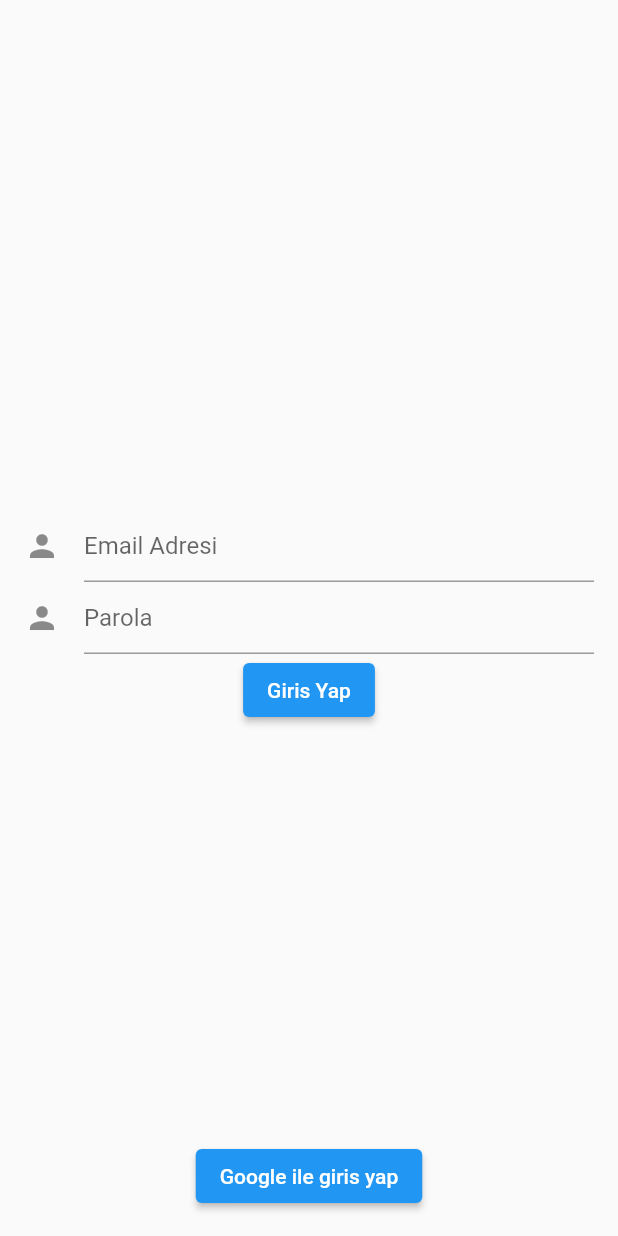
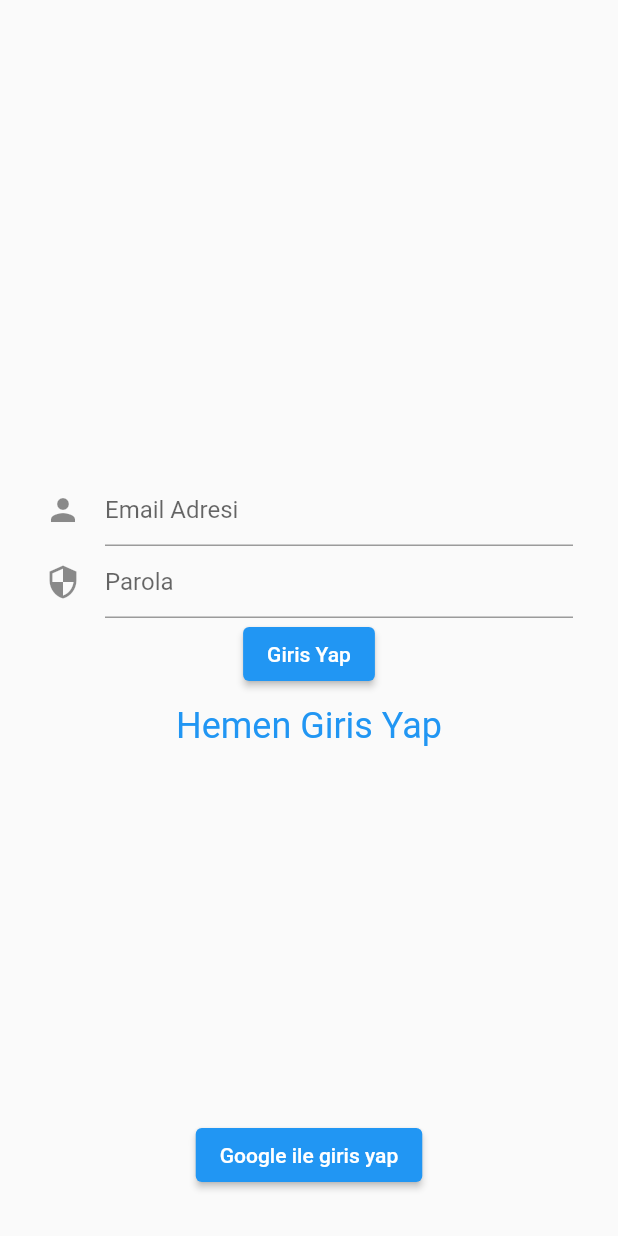
Before and after one commit to Mustafaakilll/news_demo_bloc, a Flutter app: the screen it shows after launch, after a tap on "Giris Yap", on a phone screen of 412 x 824 dp. Run offline on Flutter 3.47's test engine with Material 2 defaults, Android fonts, the phone set to English and light mode, and no system bars; our stand-ins replace bloc, dio, equatable, firebase_auth, firebase_core, flutter_bloc and 3 more; accounts and stored records are empty; network calls fail; project files that could hold a hidden picture were left out.

Commit message:
Sign Up Bloc, view and function added

```diff
--- a/lib/authentication/auth_repository.dart
+++ b/lib/authentication/auth_repository.dart
@@ -22,4 +22,20 @@ class AuthRepository {
       }
     }
   }
+
+  Future<User?> signUp(String email, String password) async {
+    try {
+      final _user = await _auth.createUserWithEmailAndPassword(
+          email: email, password: password);
+      return _user.user;
+    } on FirebaseAuthException catch (e) {
+      if (e.code == 'weak-password') {
+        throw Exception('Zayif Parola');
+      } else if (e.code == 'email-already-in-use') {
+        throw Exception('Eposta Kullanimda');
+      }
+    } catch (err) {
+      throw Exception('Hata $err');
+    }
+  }
 }
--- /dev/null
+++ b/lib/authentication/sign_up_bloc/sign_up_bloc.dart
@@ -0,0 +1,31 @@
+import 'package:flutter_bloc/flutter_bloc.dart';
+
+import '../auth_repository.dart';
+import '../form_submission_state.dart';
+import 'sign_up_event.dart';
+import 'sign_up_state.dart';
+
+class SignUpBloc extends Bloc<SignUpEvent, SignUpState> {
+  SignUpBloc(this.authRepo) : super(SignUpState());
+
+  final AuthRepository authRepo;
+
+  @override
+  Stream<SignUpState> mapEventToState(SignUpEvent event) async* {
+    if (event is SignUpEmailChanged) {
+      yield state.copyWith(email: event.email);
+    } else if (event is SignUpPasswordChanged) {
+      yield state.copyWith(password: event.password);
+    } else if (event is SignUpSubmitted) {
+      yield state.copyWith(formStatus: FormSubmitting());
+      try {
+        final _user = await authRepo.signUp(state.email, state.password);
+        yield state.copyWith(formStatus: SubmissionSuccess(_user));
+      } on Exception catch (e) {
+        yield state.copyWith(formStatus: SubmissionFailure(e));
+      }
+    } else if (event is SignInWithGoogle) {
+      //TODO:GOOGLE ILE GIRIS YAP
+    }
+  }
+}
--- /dev/null
+++ b/lib/authentication/sign_up_bloc/sign_up_event.dart
@@ -0,0 +1,19 @@
+abstract class SignUpEvent {
+  const SignUpEvent();
+}
+
+class SignUpEmailChanged extends SignUpEvent {
+  final String email;
+
+  SignUpEmailChanged(this.email);
+}
+
+class SignUpPasswordChanged extends SignUpEvent {
+  final String password;
+
+  SignUpPasswordChanged(this.password);
+}
+
+class SignInWithGoogle extends SignUpEvent {}
+
+class SignUpSubmitted extends SignUpEvent {}
--- /dev/null
+++ b/lib/authentication/sign_up_bloc/sign_up_state.dart
@@ -0,0 +1,28 @@
+import '../form_submission_state.dart';
+
+class SignUpState {
+  final String email;
+  final String password;
+  final FormSubmissionStatus formStatus;
+
+  bool get isValidEmail => email.contains('@');
+  bool get isValidPassword => password.length > 6;
+
+  SignUpState({
+    this.email = '',
+    this.password = '',
+    this.formStatus = const InitialFormStatus(),
+  });
+
+  SignUpState copyWith({
+    String? email,
+    String? password,
+    FormSubmissionStatus? formStatus,
+  }) {
+    return SignUpState(
+      email: email ?? this.email,
+      password: password ?? this.password,
+      formStatus: formStatus ?? this.formStatus,
+    );
+  }
+}
--- a/lib/authentication/login_bloc/login_view.dart
+++ b/lib/authentication/sign_up_bloc/sign_up_view.dart
@@ -1,26 +1,25 @@
 import 'package:flutter/material.dart';
 import 'package:flutter_bloc/flutter_bloc.dart';
+import 'package:news_demo_bloc/authentication/sign_up_bloc/sign_up_event.dart';
+import 'package:news_demo_bloc/authentication/sign_up_bloc/sign_up_state.dart';
 
 import '../auth_repository.dart';
-import '../form_submission_state.dart';
-import 'login_bloc.dart';
-import 'login_event.dart';
-import 'login_state.dart';
+import 'sign_up_bloc.dart';
 
-class LoginView extends StatelessWidget {
+class SignUpView extends StatelessWidget {
   final _formKey = GlobalKey<FormState>();
 
   @override
   Widget build(BuildContext context) {
     return BlocProvider(
-      create: (context) => LoginBloc(context.read<AuthRepository>()),
+      create: (context) => SignUpBloc(context.read<AuthRepository>()),
       child: Scaffold(
         body: Padding(
-          padding: const EdgeInsets.all(16),
+          padding: const EdgeInsets.all(30),
           child: Stack(
             alignment: Alignment.bottomCenter,
             children: [
-              _loginForm(),
+              _signUpForm(),
               _googleSignIn(),
             ],
           ),
@@ -29,9 +28,7 @@ class LoginView extends StatelessWidget {
     );
   }
 
-  Widget _loginForm() {
-    return BlocConsumer<LoginBloc, LoginState>(
-      builder: (context, state) {
+  Widget _signUpForm() {
     return Form(
       key: _formKey,
       child: Column(
@@ -40,30 +37,21 @@ class LoginView extends StatelessWidget {
           _emailField(),
           _passwordField(),
           _submitButton(),
+          _signInButton(),
         ],
       ),
-        );
-      },
-      listener: (context, state) {
-        final formStatus = state.formStatus;
-        if (formStatus is SubmissionFailure) {
-          _snackBarMessenger(formStatus.exception.toString(), context);
-        } else if (formStatus is SubmissionSuccess) {
-          _snackBarMessenger('Hos Geldiniz ${formStatus.user!.email}', context);
-        }
-      },
     );
   }
 
   Widget _emailField() {
-    return BlocBuilder<LoginBloc, LoginState>(
+    return BlocBuilder<SignUpBloc, SignUpState>(
       builder: (context, state) {
         return TextFormField(
-          validator: (value) => context.read<LoginBloc>().state.isValidEmail
+          validator: (value) => context.read<SignUpBloc>().state.isValidEmail
               ? null
               : 'Gecerli bir email girdiniziden emin olun',
           onChanged: (value) =>
-              context.read<LoginBloc>().add(LoginEmailChanged(value)),
+              context.read<SignUpBloc>().add(SignUpEmailChanged(value)),
           decoration: const InputDecoration(
             hintText: 'Email Adresi',
             icon: Icon(Icons.person),
@@ -74,18 +62,18 @@ class LoginView extends StatelessWidget {
   }
 
   Widget _passwordField() {
-    return BlocBuilder<LoginBloc, LoginState>(
+    return BlocBuilder<SignUpBloc, SignUpState>(
       builder: (context, state) {
         return TextFormField(
-          validator: (value) => context.read<LoginBloc>().state.isValidPassword
+          validator: (value) => context.read<SignUpBloc>().state.isValidPassword
               ? null
               : 'Sifre en az 6 karakter olmalidir.',
           onChanged: (value) =>
-              context.read<LoginBloc>().add(LoginPasswordChanged(value)),
+              context.read<SignUpBloc>().add(SignUpPasswordChanged(value)),
           obscureText: true,
           decoration: const InputDecoration(
             hintText: 'Parola',
-            icon: Icon(Icons.person),
+            icon: Icon(Icons.security),
           ),
         );
       },
@@ -93,21 +81,38 @@ class LoginView extends StatelessWidget {
   }
 
   Widget _submitButton() {
-    return BlocBuilder<LoginBloc, LoginState>(
+    return BlocBuilder<SignUpBloc, SignUpState>(
       builder: (context, state) {
         return ElevatedButton(
-          onPressed: () => context.read<LoginBloc>().add(LoginSubmitted()),
+          onPressed: () => context.read<SignUpBloc>().add(SignUpSubmitted()),
           child: const Text('Giris Yap'),
         );
       },
     );
   }
 
+  Widget _signInButton() {
+    return BlocBuilder<SignUpBloc, SignUpState>(
+      builder: (context, state) {
+        return TextButton(
+          onPressed: () {},
+          child: Text(
+            'Hemen Giris Yap',
+            style: Theme.of(context)
+                .textTheme
+                .headline5!
+                .copyWith(color: Colors.blue),
+          ),
+        );
+      },
+    );
+  }
+
   Widget _googleSignIn() {
-    return BlocBuilder<LoginBloc, LoginState>(
+    return BlocBuilder<SignUpBloc, SignUpState>(
       builder: (context, state) {
         return ElevatedButton(
-          onPressed: () => context.read<LoginBloc>().add(LoginWithGoogle()),
+          onPressed: () => context.read<SignUpBloc>().add(SignInWithGoogle()),
           child: const Text('Google ile giris yap'),
         );
       },
--- a/lib/main.dart
+++ b/lib/main.dart
@@ -3,7 +3,8 @@ import 'package:firebase_core/firebase_core.dart';
 import 'package:flutter/material.dart';
 import 'package:flutter_bloc/flutter_bloc.dart';
 import 'package:hive/hive.dart';
-import 'package:news_demo_bloc/authentication/login_bloc/login_view.dart';
+import 'package:news_demo_bloc/authentication/sign_up_bloc/sign_up_view.dart';
+import 'authentication/log_in_bloc/login_view.dart';
 // ignore: library_prefixes
 import 'package:path_provider/path_provider.dart' as pathProvider;
 
@@ -46,7 +47,7 @@ class MyApp extends StatelessWidget {
               ],
               child: BlocProvider(
                 create: (context) => AppNavigationCubit(),
-                child: LoginView(),
+                child: SignUpView(),
               ),
             ),
           );
```
Also changed, not shown: lib/authentication/log_in_bloc/login_view.dart (added, +144 -0 lines), lib/authentication/log_in_bloc/login_bloc.dart (renamed from lib/authentication/login_bloc/login_bloc.dart), lib/authentication/log_in_bloc/login_event.dart (renamed from lib/authentication/login_bloc/login_event.dart), lib/authentication/log_in_bloc/login_state.dart (renamed from lib/authentication/login_bloc/login_state.dart). Lines whose indentation alone changed are shown as unchanged.
